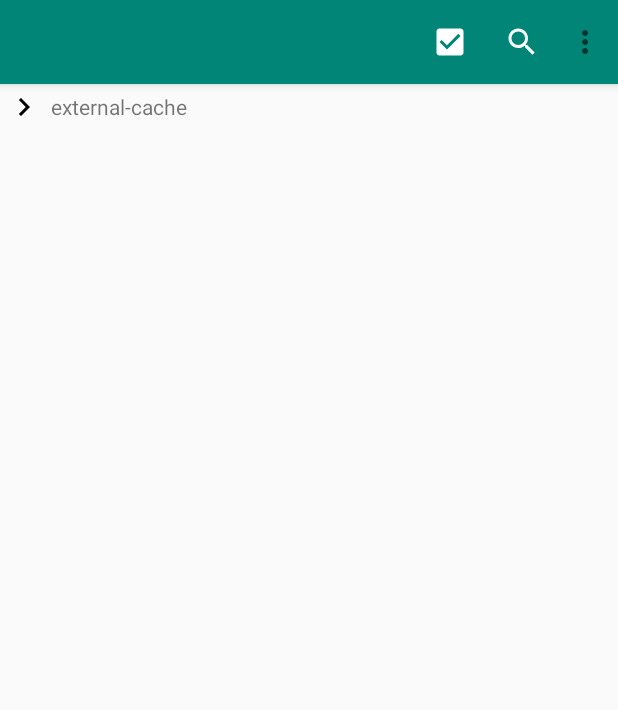
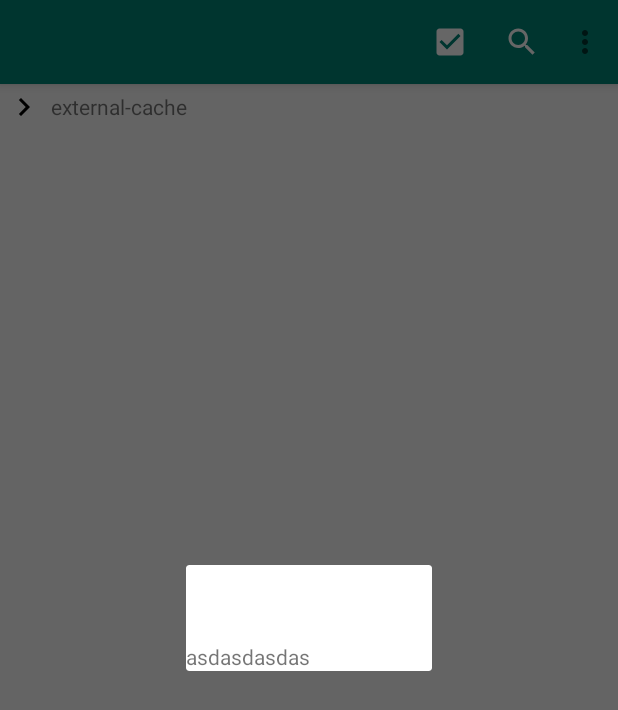
Before and after one commit to CreeperSan/C_FileManager, an Android app: the screen it shows after launch (MainActivity), after a tap on "搜索", on a phone screen of 412 x 824 dp. Shown: the top 710 px of the screen. Run offline under Robolectric (Android 15) with nearby library versions, the phone set to English and light mode, and no system bars.

```diff
--- a/app/src/main/java/com/creepersan/file/fragment/FileFragment.kt
+++ b/app/src/main/java/com/creepersan/file/fragment/FileFragment.kt
@@ -14,6 +14,7 @@ import com.creepersan.file.FileApplication
 import com.creepersan.file.R
 import com.creepersan.file.bean.FileItem
 import com.creepersan.file.utils.ConfigUtil
+import com.creepersan.file.view.DialogBuilder
 import kotlinx.android.synthetic.main.fragment_file.*
 import java.io.File
 import java.io.IOException
@@ -163,7 +164,7 @@ class FileFragment : BaseFragment(), Toolbar.OnMenuItemClickListener {
                 mPathAdapter.notifyDataSetChanged()
             }
             R.id.menuFileFragmentSearch -> {
-
+                DialogBuilder().create(mActivity).show()
             }
         }
         return true
--- a/app/src/main/java/com/creepersan/file/view/DialogBuilder.kt
+++ b/app/src/main/java/com/creepersan/file/view/DialogBuilder.kt
@@ -2,23 +2,28 @@ package com.creepersan.file.view
 
 import android.app.Dialog
 import android.content.Context
+import android.content.DialogInterface
+import android.view.LayoutInflater
 import android.view.View
+import android.view.ViewStub
+import com.creepersan.file.R
 
 class DialogBuilder {
-    private var title = ""                                          // 标题
-    private var message = ""                                        // 信息
-    private var mItemList : ArrayList<DialogListItem>? = null       // 如果是图标列表的话
-    private var isCancelable = true                                 // 是否可以使用返回键或者点击外面取消
-    private var isOutsideClickable = true                           // 是否可以点击外面取消
-    private var popDirection = DIRECTION_CENTER                     // 对话框弹出位置
-    private var backgroundAlpha = 0.5f                              // 背景透明度
-    private var animateDuration = 300                               // 动画时间
-    private var posButtonText = ""                                  // 确定文本
-    private var posButtonClickListener:View.OnClickListener? = null // 确定的点击事件
-    private var negButtonText = ""                                  // 取消文本
-    private var negButtonClickListener:View.OnClickListener? = null // 取消的点击事件
-    private var customView : View? = null                           // 自定义View
-    private var type = TYPE_EMPTY                                   // 对话框类型
+    private var title = ""                                              // 标题
+    private var message = ""                                            // 信息
+    private var mItemList : ArrayList<DialogListItem>? = null           // 如果是图标列表的话
+    private var isCancelable = true                                     // 是否可以使用返回键或者点击外面取消
+    private var isOutsideClickable = true                               // 是否可以点击外面取消
+    private var popDirection = DIRECTION_CENTER                         // 对话框弹出位置
+    private var backgroundAlpha = 0.5f                                  // 背景透明度
+    private var animateDuration = 300                                   // 动画时间
+    private var posButtonText = ""                                      // 确定文本
+    private var posButtonClickListener:DialogButtonClickListener? = null// 确定的点击事件
+    private var negButtonText = ""                                      // 取消文本
+    private var negButtonClickListener:DialogButtonClickListener? = null// 取消的点击事件
+    private var customView : View? = null                               // 自定义View
+    private var type = TYPE_EMPTY                                       // 对话框类型
+    private var onShowListener : DialogInterface.OnShowListener? = null // 对话框弹出事件
 
     companion object {
         const val DIRECTION_CENTER = 0
@@ -65,7 +70,7 @@ class DialogBuilder {
         this.animateDuration = duration
     }
 
-    fun setPosButton(){
+    fun setPosButton(posText:String, ){
 
     }
 
@@ -77,12 +82,27 @@ class DialogBuilder {
 
     }
 
+    fun setOnShowAction(onShowListener : DialogInterface.OnShowListener?){
+        this.onShowListener = onShowListener
+    }
+
     fun create(context:Context):Dialog{
+        val inflater = LayoutInflater.from(context)
+        val customView = inflater.inflate(R.layout.dialog_base, null)
         val dialog = Dialog(context)
+        dialog.setContentView(R.layout.dialog_base)
+        dialog.setOnShowListener(onShowListener)
+        dialog.setContentView(customView)
+        dialog.setCancelable(isCancelable)
+        dialog.setCanceledOnTouchOutside(isOutsideClickable)
 
+        customView.findViewById<ViewStub>(R.id.dialogBaseTitleViewStub).inflate()
         return dialog
     }
 
 }
 
 class DialogListItem(var index:Int, var icon:Int, var title:String, var description:String)
+interface DialogButtonClickListener{
+    fun onClick(dialog:Dialog)
+}
--- /dev/null
+++ b/app/src/main/res/layout/dialog_base.xml
@@ -0,0 +1,27 @@
+<?xml version="1.0" encoding="utf-8"?>
+<LinearLayout xmlns:android="http://schemas.android.com/apk/res/android"
+              android:orientation="vertical"
+              android:layout_width="match_parent"
+              android:layout_height="wrap_content">
+
+    <ViewStub
+            android:layout="@layout/dialog_base_title_top"
+            android:id="@+id/dialogBaseTitleViewStub"
+            android:layout_width="wrap_content"
+            android:layout_height="wrap_content"/>
+
+    <ViewStub
+            android:id="@+id/dialogBaseCustomView"
+            android:layout_width="wrap_content"
+            android:layout_height="wrap_content"/>
+
+    <TextView
+            android:text="asdasdasdas"
+            android:layout_width="wrap_content"
+            android:layout_height="wrap_content"/>
+
+    <ViewStub
+            android:layout_width="wrap_content"
+            android:layout_height="wrap_content"/>
+
+</LinearLayout>
--- /dev/null
+++ b/app/src/main/res/layout/dialog_base_button_bottom.xml
@@ -0,0 +1,6 @@
+<?xml version="1.0" encoding="utf-8"?>
+<android.support.constraint.ConstraintLayout xmlns:android="http://schemas.android.com/apk/res/android"
+                                             android:layout_width="match_parent"
+                                             android:layout_height="match_parent">
+
+</android.support.constraint.ConstraintLayout>
--- /dev/null
+++ b/app/src/main/res/layout/dialog_base_title_bottom.xml
@@ -0,0 +1,6 @@
+<?xml version="1.0" encoding="utf-8"?>
+<android.support.constraint.ConstraintLayout xmlns:android="http://schemas.android.com/apk/res/android"
+                                             android:layout_width="match_parent"
+                                             android:layout_height="match_parent">
+
+</android.support.constraint.ConstraintLayout>
--- /dev/null
+++ b/app/src/main/res/layout/dialog_base_title_top.xml
@@ -0,0 +1,45 @@
+<?xml version="1.0" encoding="utf-8"?>
+<LinearLayout
+        android:orientation="horizontal"
+        android:layout_width="match_parent"
+        android:layout_height="wrap_content"
+        xmlns:android="http://schemas.android.com/apk/res/android"
+        xmlns:tools="http://schemas.android.com/tools">
+
+    <TextView
+            android:layout_gravity="center_vertical"
+            android:gravity="center"
+            android:padding="16dp"
+            android:clickable="true"
+            android:focusable="true"
+            android:background="?attr/selectableItemBackgroundBorderless"
+            tools:text="取消"
+            android:id="@+id/dialogBaseNegButton"
+            android:layout_width="82dp"
+            android:layout_height="wrap_content"/>
+
+    <TextView
+            android:maxLines="1"
+            android:layout_gravity="center_vertical"
+            android:textSize="20sp"
+            android:textColor="@color/black"
+            android:textAlignment="center"
+            tools:text="标题"
+            android:layout_weight="1"
+            android:id="@+id/dialogBaseTitle"
+            android:layout_width="0dp"
+            android:layout_height="wrap_content"/>
+
+    <TextView
+            android:layout_gravity="center_vertical"
+            android:gravity="center"
+            android:padding="16dp"
+            android:clickable="true"
+            android:focusable="true"
+            android:background="?attr/selectableItemBackgroundBorderless"
+            tools:text="确定"
+            android:id="@+id/dialogBasePosButton"
+            android:layout_width="82dp"
+            android:layout_height="wrap_content"/>
+
+</LinearLayout>
--- a/app/src/main/res/values/colors.xml
+++ b/app/src/main/res/values/colors.xml
@@ -5,4 +5,5 @@
     <color name="colorAccent">#D81B60</color>
 
     <color name="red">#FF0000</color>
+    <color name="black">#000000</color>
 </resources>
```
